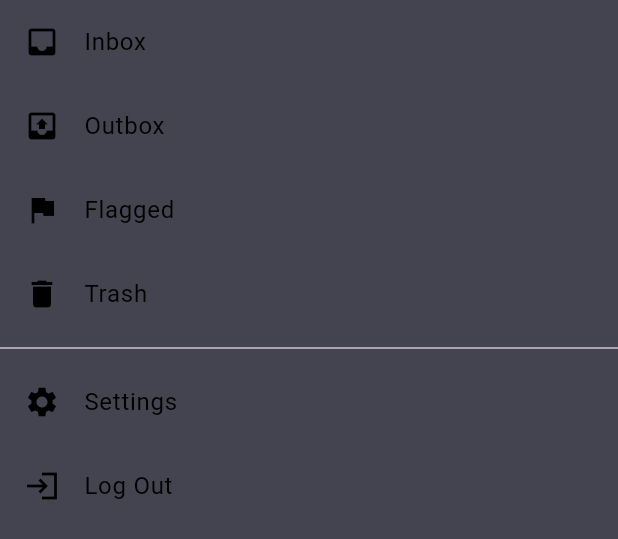
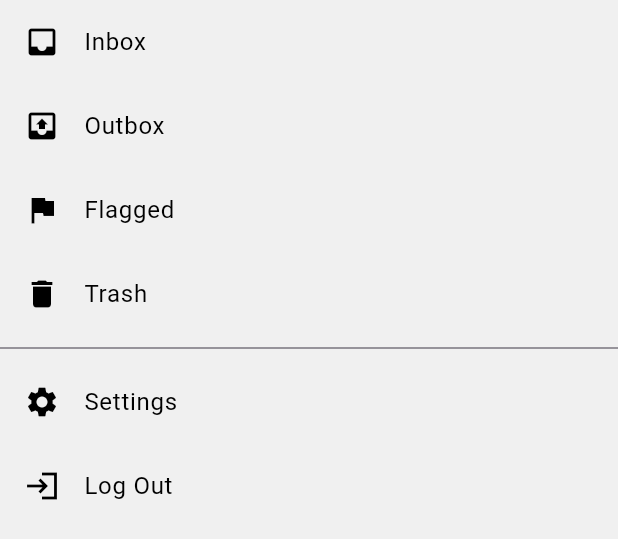
Before and after one commit to pclubiitk/IITK-Mail-Client, a Flutter app: the DrawerItems widget shown alone on an empty page, opened directly, on a phone screen of 412 x 824 dp. Shown: the top 539 px of the screen. Run offline on Flutter 3.47's test engine with Material 3 defaults, Android fonts, the phone set to English and light mode, and no system bars; our stand-ins replace flutter_secure_storage, logger, objectbox; missing offline and left inert: enough_mail; accounts and stored records are empty; generated files the repository leaves out were written again; network calls fail.

```diff
--- a/lib/services/auth_service.dart
+++ b/lib/services/auth_service.dart
@@ -2,7 +2,8 @@ import 'package:enough_mail/enough_mail.dart';
 import 'dart:io';
 import 'dart:async';
 import '../models/advanced_settings_model.dart';
-
+/// The authenticate method of AuthService verifies the credentials from IMTP server of iitk
+/// Throws an [ImapException] if there is an error during the connection or authentication process.
 class AuthService {
   static Future<String?> authenticate({
     required EmailSettingsModel emailSettings,
--- a/lib/services/drawer_item.dart
+++ b/lib/services/drawer_item.dart
@@ -5,38 +5,74 @@ import 'package:test_drive/services/secure_storage_service.dart';
 import '../pages/settings_page.dart';
 
 /// The widget for side navigation bar, lists down NavBarItem widget for each navigation item
-
 class DrawerItems extends StatelessWidget {
   const DrawerItems({super.key});
 
   @override
   Widget build(BuildContext context) {
+    final theme = Theme.of(context);
+
     return Container(
-      color: const Color.fromRGBO(56, 57, 69, 0.941),
+      color: theme.drawerTheme.backgroundColor,
       child: ListView(
         children: [
-          NavbarItem(icon: Icons.inbox, text: 'Inbox', onTap: () {}),
-          NavbarItem(icon: Icons.outbox, text: 'Outbox', onTap: () {}),
-          NavbarItem(icon: Icons.flag, text: 'Flagged', onTap: () {}),
-          NavbarItem(icon: Icons.delete, text: 'Trash', onTap: () {}),
-          const Divider(),
-          NavbarItem(icon: Icons.settings, text: 'Settings', onTap: () {
-              Navigator.push(
+          NavbarItem(
+            icon: Icons.inbox,
+            text: 'Inbox',
+            onTap: () {},
+            textStyle: theme.textTheme.bodyLarge?.copyWith(color: theme.colorScheme.onSurface),
+            iconColor: theme.iconTheme.color,
+          ),
+          NavbarItem(
+            icon: Icons.outbox,
+            text: 'Outbox',
+            onTap: () {},
+            textStyle: theme.textTheme.bodyLarge?.copyWith(color: theme.colorScheme.onSurface),
+            iconColor: theme.iconTheme.color,
+          ),
+          NavbarItem(
+            icon: Icons.flag,
+            text: 'Flagged',
+            onTap: () {},
+            textStyle: theme.textTheme.bodyLarge?.copyWith(color: theme.colorScheme.onSurface),
+            iconColor: theme.iconTheme.color,
+          ),
+          NavbarItem(
+            icon: Icons.delete,
+            text: 'Trash',
+            onTap: () {},
+            textStyle: theme.textTheme.bodyLarge?.copyWith(color: theme.colorScheme.onSurface),
+            iconColor: theme.iconTheme.color,
+          ),
+          Divider(color: theme.dividerColor),
+          NavbarItem(
+            icon: Icons.settings,
+            text: 'Settings',
+            onTap: () {Navigator.push(
                 context,
                 MaterialPageRoute(
+
                   builder: (context) => const SettingsPage(),
                 ),
+              );},
+            textStyle: theme.textTheme.bodyLarge?.copyWith(color: theme.colorScheme.onSurface),
+            iconColor: theme.iconTheme.color,
+          ),
+          NavbarItem(
+            icon: Icons.login_sharp,
+            text: 'Log Out',
+            onTap: () {
+              SecureStorageService.clearCredentials();
+              Navigator.pushReplacement(
+                context,
+                MaterialPageRoute(
+                  builder: (context) => const LoginPage(),
+                ),
               );
-            },),
-          NavbarItem(icon: Icons.login_sharp, text: 'Log Out', onTap: () {
-            SecureStorageService.clearCredentials();  //To clear the saved credentials when logged out
-            Navigator.pushReplacement(
-              context,
-              MaterialPageRoute(
-                builder: (context) => const LoginPage(),
-              ),
-            );
-          }),
+            },
+            textStyle: theme.textTheme.bodyLarge?.copyWith(color: theme.colorScheme.onSurface),
+            iconColor: theme.iconTheme.color,
+          ),
         ],
       ),
     );
--- a/lib/services/login_manager.dart
+++ b/lib/services/login_manager.dart
@@ -4,6 +4,10 @@ import 'package:test_drive/pages/email_list.dart';
 import '../models/advanced_settings_model.dart';
 import 'auth_service.dart';
 import 'secure_storage_service.dart';
+
+/// the login method uses AuthService method to verify the credentials,
+/// if credentials are verified, it navigates to Email list page and
+/// also save the credentials to flutter secure storage
 
 class LoginManager {
   static Future<void> login({
```
Also changed, not shown: lib/pages/login_page.dart (+55 -29 lines), lib/services/email_fetch.dart (+11 -4 lines).
